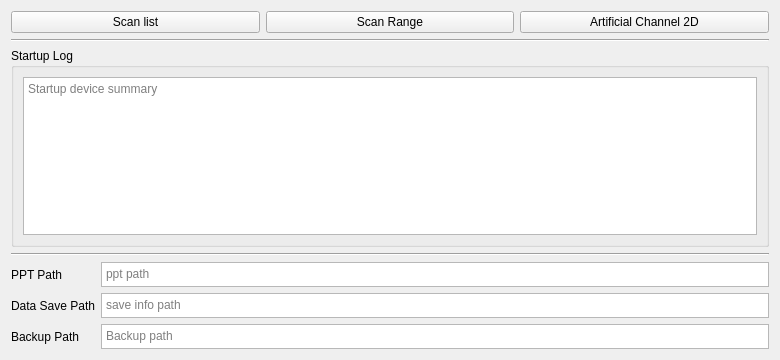
Above: core/ui/mainwindow.ui from lictailer/zmeter before the change. Below: the same form after it.
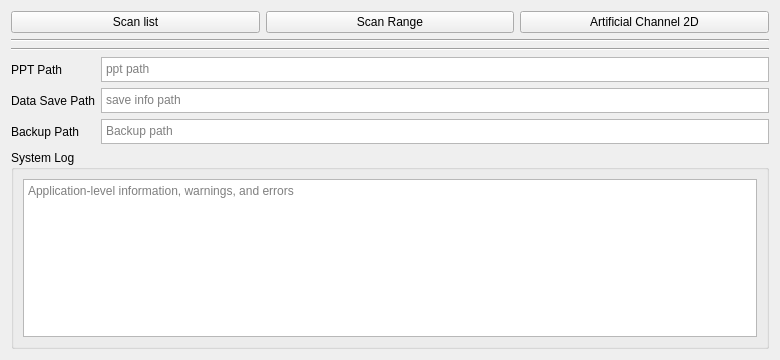
That is the form after the change.

Commit message: Replace Startup Log with session-only System Log

Patch:
```diff
--- a/core/ui/mainwindow.ui
+++ b/core/ui/mainwindow.ui
@@ -51,28 +51,6 @@
      <item>
       <layout class="QGridLayout" name="devices_grid_layout"/>
      </item>
-     <item>
-      <widget class="QGroupBox" name="startup_log_groupBox">
-       <property name="title">
-        <string>Startup Log</string>
-       </property>
-       <layout class="QVBoxLayout" name="startup_log_layout">
-        <item>
-         <widget class="QPlainTextEdit" name="startup_log">
-          <property name="maximumHeight">
-           <number>120</number>
-          </property>
-          <property name="readOnly">
-           <bool>true</bool>
-          </property>
-          <property name="placeholderText">
-           <string>Startup device summary</string>
-          </property>
-         </widget>
-        </item>
-       </layout>
-      </widget>
-     </item>
      <item>
       <layout class="QGridLayout" name="gridLayout">
        <item row="1" column="1">
@@ -189,6 +167,25 @@
        </item>
       </layout>
      </item>
+     <item>
+      <widget class="QGroupBox" name="system_log_groupBox">
+       <property name="title">
+        <string>System Log</string>
+       </property>
+       <layout class="QVBoxLayout" name="system_log_layout">
+        <item>
+         <widget class="QPlainTextEdit" name="system_log">
+          <property name="readOnly">
+           <bool>true</bool>
+          </property>
+          <property name="placeholderText">
+           <string>Application-level information, warnings, and errors</string>
+          </property>
+         </widget>
+        </item>
+       </layout>
+      </widget>
+     </item>
     </layout>
    </item>
   </layout>
```
The commit also changes 14 other files.
